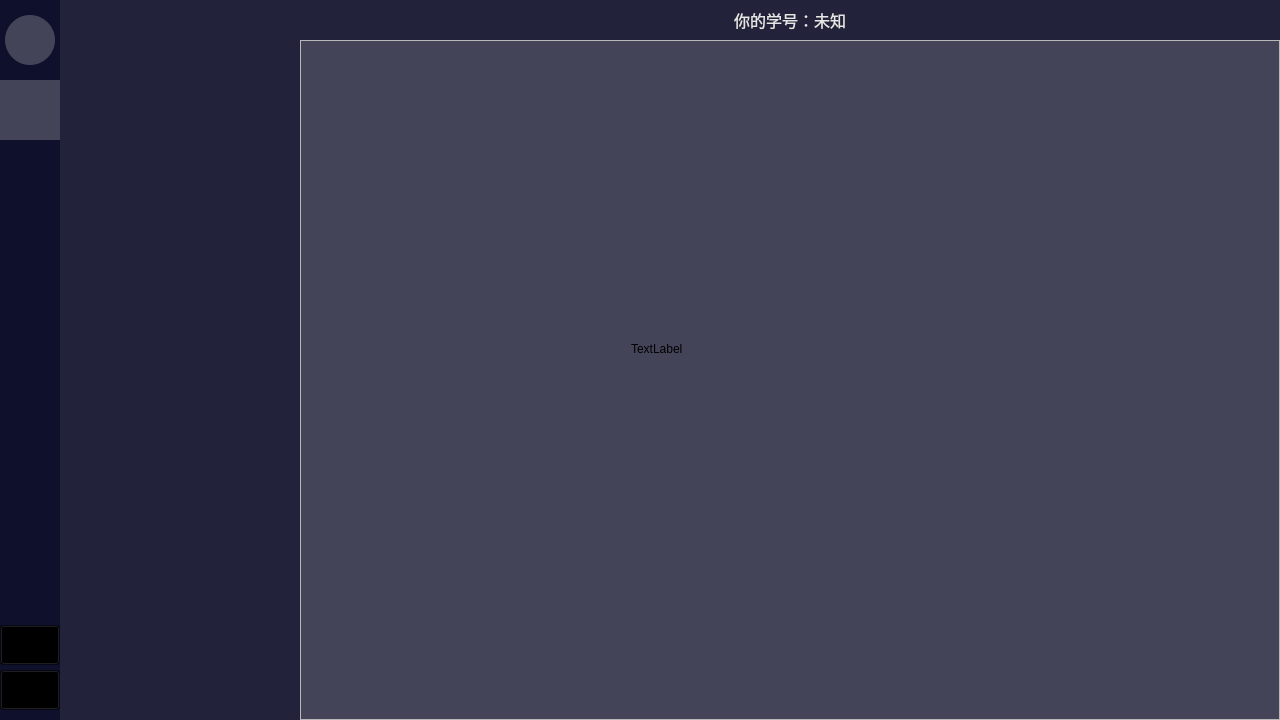
feroooooo/LibClient, file ui/main.ui: the form before one commit.
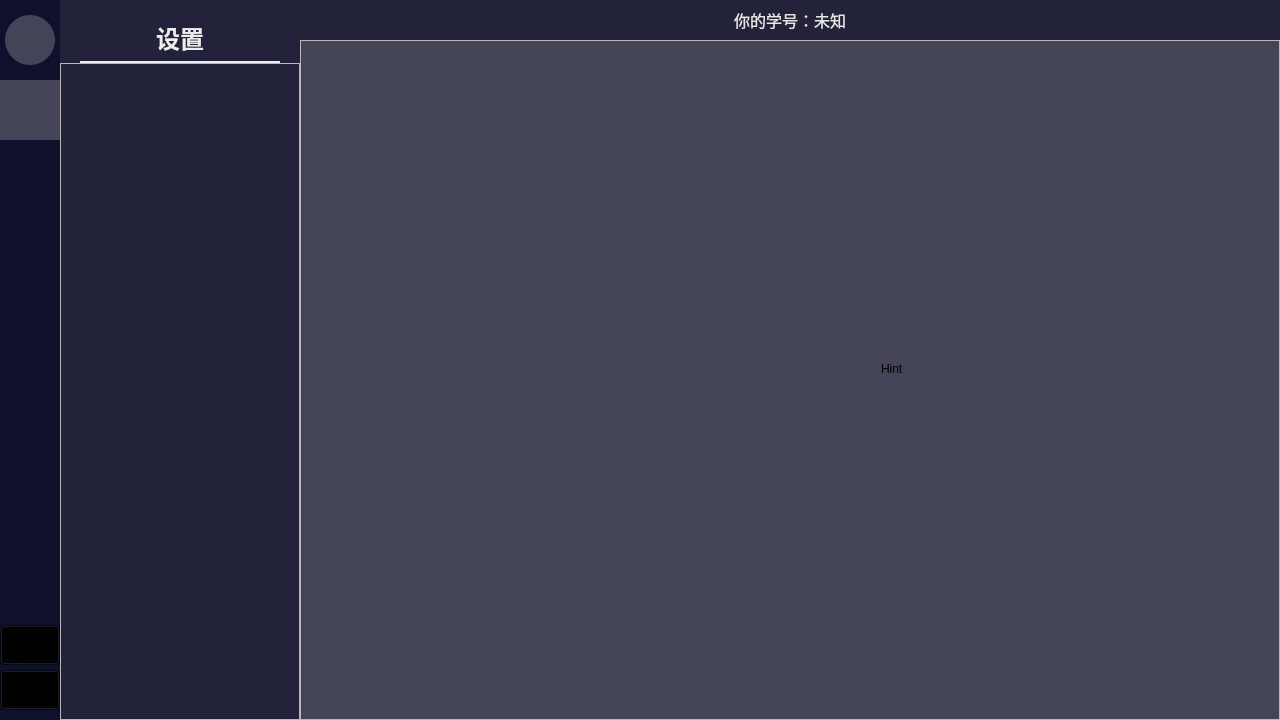
The form after the commit. Icons and pictures are not drawn.

Commit message: update page and setting

Diff of the .ui file:
```diff
--- a/ui/main.ui
+++ b/ui/main.ui
@@ -41,6 +41,12 @@
 	background-color:#22223a;
 	color:#e6e6e6;
 	font-size:12pt;
+}
+QLabel#settingLabel{
+	color:#ededed;
+}
+QLabel#lineLabel{
+	background-color:#ededed;
 }</string>
    </property>
    <layout class="QVBoxLayout" name="verticalLayout">
@@ -485,7 +491,7 @@
            <number>0</number>
           </property>
           <property name="topMargin">
-           <number>0</number>
+           <number>20</number>
           </property>
           <property name="rightMargin">
            <number>0</number>
@@ -493,6 +499,80 @@
           <property name="bottomMargin">
            <number>0</number>
           </property>
+          <item>
+           <widget class="QLabel" name="settingLabel">
+            <property name="sizePolicy">
+             <sizepolicy hsizetype="Preferred" vsizetype="Minimum">
+              <horstretch>0</horstretch>
+              <verstretch>0</verstretch>
+             </sizepolicy>
+            </property>
+            <property name="styleSheet">
+             <string notr="true">font-size:18pt;
+font-weight:600;</string>
+            </property>
+            <property name="text">
+             <string>设置</string>
+            </property>
+            <property name="alignment">
+             <set>Qt::AlignCenter</set>
+            </property>
+           </widget>
+          </item>
+          <item>
+           <spacer name="verticalSpacer">
+            <property name="orientation">
+             <enum>Qt::Vertical</enum>
+            </property>
+            <property name="sizeType">
+             <enum>QSizePolicy::Fixed</enum>
+            </property>
+            <property name="sizeHint" stdset="0">
+             <size>
+              <width>20</width>
+              <height>6</height>
+             </size>
+            </property>
+           </spacer>
+          </item>
+          <item>
+           <widget class="QLabel" name="lineLabel">
+            <property name="minimumSize">
+             <size>
+              <width>0</width>
+              <height>2</height>
+             </size>
+            </property>
+            <property name="maximumSize">
+             <size>
+              <width>16777215</width>
+              <height>2</height>
+             </size>
+            </property>
+            <property name="styleSheet">
+             <string notr="true">margin:0 20px;</string>
+            </property>
+            <property name="text">
+             <string/>
+            </property>
+           </widget>
+          </item>
+          <item>
+           <widget class="QFrame" name="frame">
+            <property name="sizePolicy">
+             <sizepolicy hsizetype="Preferred" vsizetype="Expanding">
+              <horstretch>0</horstretch>
+              <verstretch>0</verstretch>
+             </sizepolicy>
+            </property>
+            <property name="frameShape">
+             <enum>QFrame::StyledPanel</enum>
+            </property>
+            <property name="frameShadow">
+             <enum>QFrame::Raised</enum>
+            </property>
+           </widget>
+          </item>
          </layout>
         </widget>
        </item>
@@ -568,22 +648,54 @@
              </property>
              <item>
               <widget class="QStackedWidget" name="stackedWidget">
-               <widget class="QWidget" name="page">
+               <property name="currentIndex">
+                <number>2</number>
+               </property>
+               <widget class="QWidget" name="reservePage">
                 <widget class="QLabel" name="label">
                  <property name="geometry">
                   <rect>
-                   <x>330</x>
-                   <y>300</y>
+                   <x>440</x>
+                   <y>330</y>
                    <width>54</width>
                    <height>16</height>
                   </rect>
                  </property>
                  <property name="text">
-                  <string>TextLabel</string>
+                  <string>Reserve</string>
                  </property>
                 </widget>
                </widget>
-               <widget class="QWidget" name="page_2"/>
+               <widget class="QWidget" name="minePage">
+                <widget class="QLabel" name="label_2">
+                 <property name="geometry">
+                  <rect>
+                   <x>420</x>
+                   <y>310</y>
+                   <width>54</width>
+                   <height>16</height>
+                  </rect>
+                 </property>
+                 <property name="text">
+                  <string>Mine</string>
+                 </property>
+                </widget>
+               </widget>
+               <widget class="QWidget" name="hintPage">
+                <widget class="QLabel" name="label_3">
+                 <property name="geometry">
+                  <rect>
+                   <x>580</x>
+                   <y>320</y>
+                   <width>54</width>
+                   <height>16</height>
+                  </rect>
+                 </property>
+                 <property name="text">
+                  <string>Hint</string>
+                 </property>
+                </widget>
+               </widget>
               </widget>
              </item>
             </layout>
```
The commit also changes 2 other files.
